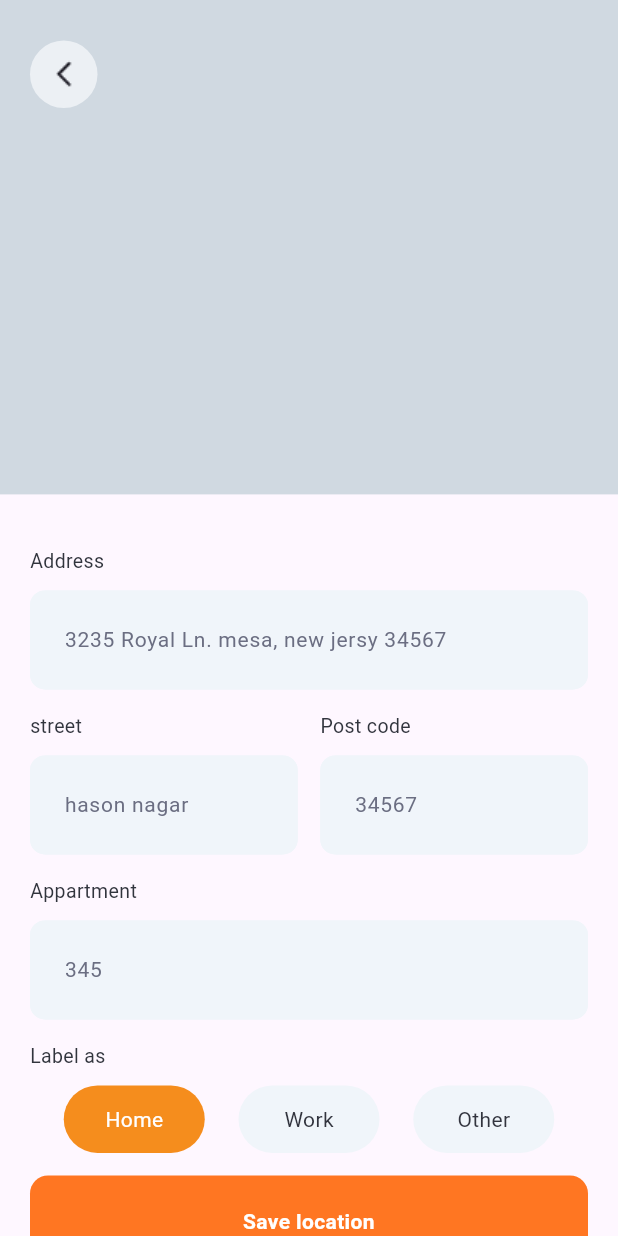
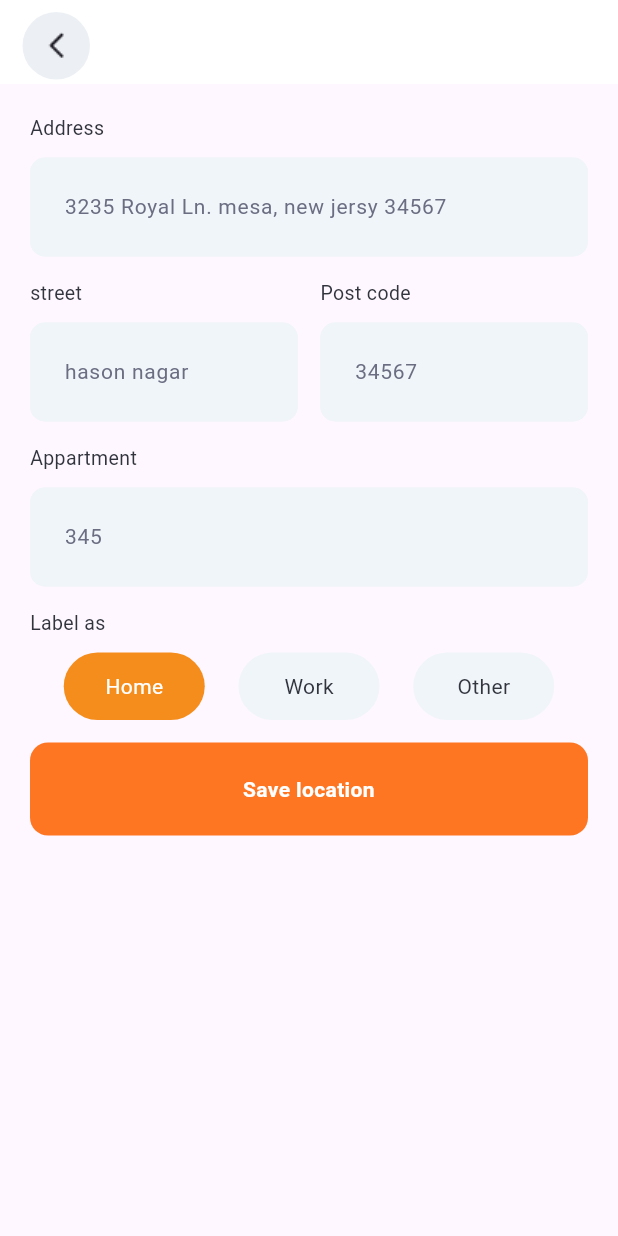
Before and after one commit to yasinkntar/coody, a Flutter app: the AddAddresscView screen opened directly, on a phone screen of 412 x 824 dp. Run offline on Flutter 3.47's test engine with Material 3 defaults, Android fonts, the light colour scheme and no system bars; our stand-ins replace bloc, cloud_firestore, firebase_auth, firebase_core, firebase_storage, flutter_bloc and 13 more; missing offline and left inert: another_stepper, shaky_animated_listview, u_credit_card; accounts and stored records are empty; Roboto replaces fonts that are missing (Sen).

Commit message:
Repair AppBar

```diff
--- a/lib/core/widgets/appbar_custome.dart
+++ /dev/null
@@ -1,81 +0,0 @@
-import 'package:flutter/material.dart';
-import 'package:gap/gap.dart';
-
-// ignore: must_be_immutable
-class AppBarCustome extends StatelessWidget {
-  AppBarCustome(
-      {super.key,
-      this.isback = false,
-      this.ontap,
-      this.titte,
-      this.isdacekbak = false,
-      this.actioniamage,
-      this.ontapAction});
-  bool isback, isdacekbak;
-  void Function()? ontap;
-  Widget? titte;
-  String? actioniamage;
-
-  void Function()? ontapAction;
-  @override
-  Widget build(BuildContext context) {
-    return Container(
-        margin: const EdgeInsets.only(top: 5),
-        width: double.infinity,
-        height: 49,
-        child: Row(
-          children: [
-            InkWell(
-              onTap: () {
-                if (isback) {
-                  Navigator.pop(context);
-                }
-                if (ontap != null) {
-                  ontap!();
-                }
-              },
-              child: Container(
-                width: 45,
-                height: 49,
-                decoration: BoxDecoration(
-                    color: isdacekbak
-                        ? const Color(0xff212029)
-                        : const Color(0xffECF0F4),
-                    shape: BoxShape.circle),
-                child: Image.asset(
-                    isback ? 'assets/back.png' : "assets/menu.png",
-                    color: isdacekbak
-                        ? const Color(0xffECF0F4)
-                        : const Color(0xff212029)),
-              ),
-            ),
-            titte != null
-                ? Container(
-                    margin: const EdgeInsets.symmetric(horizontal: 10),
-                    padding: const EdgeInsets.symmetric(vertical: 2),
-                    height: 49,
-                    child: titte)
-                : const Gap(1),
-            const Spacer(),
-            actioniamage == null
-                ? const Gap(1)
-                : InkWell(
-                    onTap: () {
-                      ontapAction!();
-                    },
-                    child: Container(
-                      // margin: EdgeInsets.symmetric(horizontal: 10),
-                      width: 45,
-                      height: 49,
-                      decoration: const BoxDecoration(
-                          color: Color(0xff181C2E), shape: BoxShape.circle),
-                      child: Image.asset(
-                        actioniamage!,
-                        color: Colors.white,
-                      ),
-                    ),
-                  ),
-          ],
-        ));
-  }
-}
--- a/lib/core/widgets/appbars.dart
+++ b/lib/core/widgets/appbars.dart
@@ -1,4 +1,5 @@
 import 'package:flutter/material.dart';
+import 'package:flutter_zoom_drawer/flutter_zoom_drawer.dart';
 import 'package:gap/gap.dart';
 
 PreferredSizeWidget appBars(
@@ -7,9 +8,11 @@ PreferredSizeWidget appBars(
     bool isdacekbak = false,
     String? actioniamage,
     Widget? titte,
+    Color color = Colors.white,
     Function()? ontap,
     Function()? ontapAction}) {
   return AppBar(
+    backgroundColor: color,
     leadingWidth: 60,
     leading: Container(
       margin: const EdgeInsets.only(top: 5, left: 15),
@@ -18,7 +21,16 @@ PreferredSizeWidget appBars(
       child: Row(children: [
         InkWell(
           onTap: () {
-            Navigator.pop(context);
+            if (isback) {
+              Navigator.pop(context);
+            }
+            if (ontap != null) {
+              if (ZoomDrawer.of(context)!.isOpen()) {
+                ZoomDrawer.of(context)!.close();
+              } else {
+                ZoomDrawer.of(context)!.open();
+              }
+            }
           },
           child: Container(
             width: 45,
@@ -36,7 +48,7 @@ PreferredSizeWidget appBars(
         ),
       ]),
     ),
-    title: titte ?? const Gap(1),
+    title: titte ?? const SizedBox(),
     centerTitle: false,
     actions: [
       actioniamage == null
@@ -57,6 +69,7 @@ PreferredSizeWidget appBars(
                 ),
               ),
             ),
+      const Gap(15)
     ],
   );
 }
--- a/lib/features/addresses/add_addresc/addaddress_view.dart
+++ b/lib/features/addresses/add_addresc/addaddress_view.dart
@@ -1,7 +1,6 @@
 import 'package:coody/core/models/users_addrees.dart';
-import 'package:coody/core/utils/size_config.dart';
 import 'package:coody/core/utils/style.dart';
-import 'package:coody/core/widgets/appbar_custome.dart';
+import 'package:coody/core/widgets/appbars.dart';
 import 'package:coody/core/widgets/button_widget.dart';
 import 'package:coody/core/widgets/custom_dialogs.dart';
 import 'package:coody/core/widgets/textinput_widget.dart';
@@ -44,22 +43,14 @@ class _AddAddresscViewState extends State<AddAddresscView> {
       return Form(
         key: formKey,
         child: Scaffold(
+          appBar: appBars(
+            context: context,
+            isback: true,
+          ),
           body: SafeArea(
               child: SingleChildScrollView(
             child: Column(
               children: [
-                Container(
-                  width: SizeConfig.screenWidth,
-                  height: SizeConfig.screenHeight * 0.4,
-                  padding: const EdgeInsets.all(20),
-                  color: const Color(0xffD0D9E1),
-                  child: Align(
-                      alignment: Alignment.topCenter,
-                      child: AppBarCustome(
-                        isback: true,
-                      )),
-                ),
-                const Gap(15),
                 Padding(
                   padding: const EdgeInsets.all(20),
                   child: Column(
--- a/lib/features/favorite/favorite_view.dart
+++ b/lib/features/favorite/favorite_view.dart
@@ -42,7 +42,7 @@ class FavoriteViewState extends State<FavoriteView> {
             }
 
             CollectionReference itemsRef = FirebaseFirestore.instance.collection("items");
-            Query query = itemsRef.("postedBy", user_id);
+            // Query query = itemsRef.("postedBy", user_id);
             return SafeArea(
                 child: Padding(
                     padding: const EdgeInsets.symmetric(horizontal: 20),
```
Also changed, not shown: lib/features/addresses/addressc_view.dart (+15 -14 lines), lib/features/auth/presentation/screens/forgotpassword.dart (+2 -32 lines), lib/features/auth/presentation/screens/signup_view.dart (+3 -31 lines), lib/features/cart/cart_screen.dart (+11 -2 lines), lib/features/cart/widget/appbar.dart (deleted, +0 -67 lines), lib/features/checkout/checkout_view.dart (+9 -11 lines), lib/features/edit_profile/editprofile_view.dart (+10 -9 lines), lib/features/home/screens/home_view.dart (+11 -19 lines), lib/features/payment/add_payment.dart (+8 -9 lines), lib/features/payment/payment_view.dart (+10 -10 lines), lib/features/profile/profile_view.dart (+9 -12 lines), lib/features/tackorder/taceorder_view.dart (+11 -14 lines).
